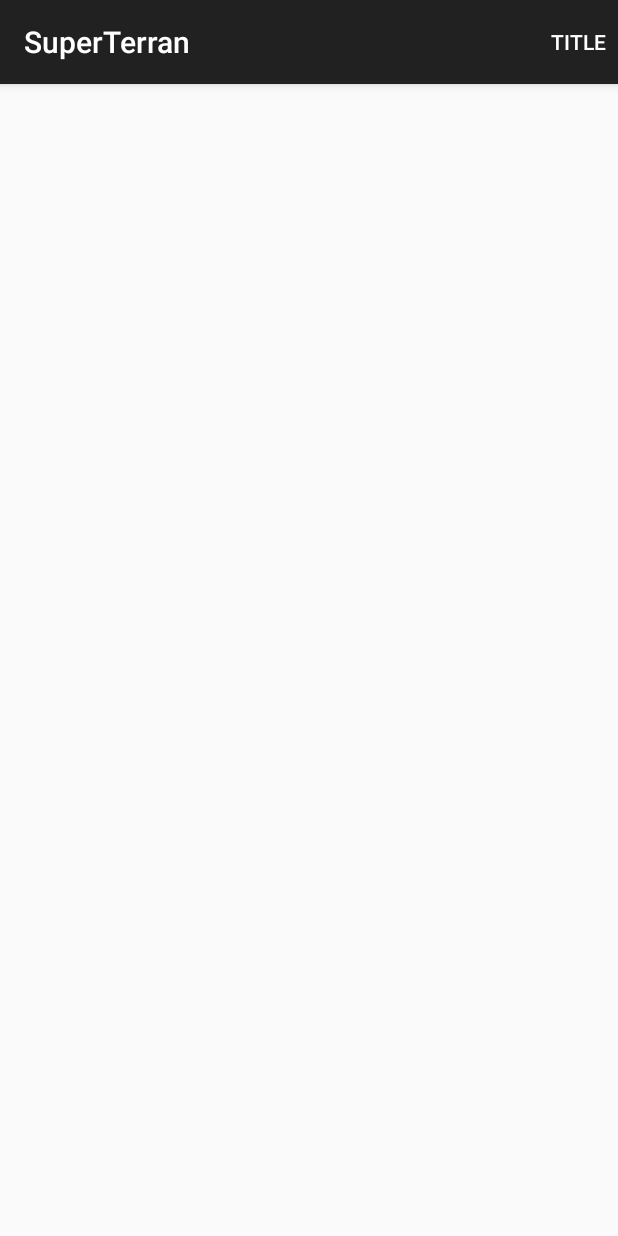
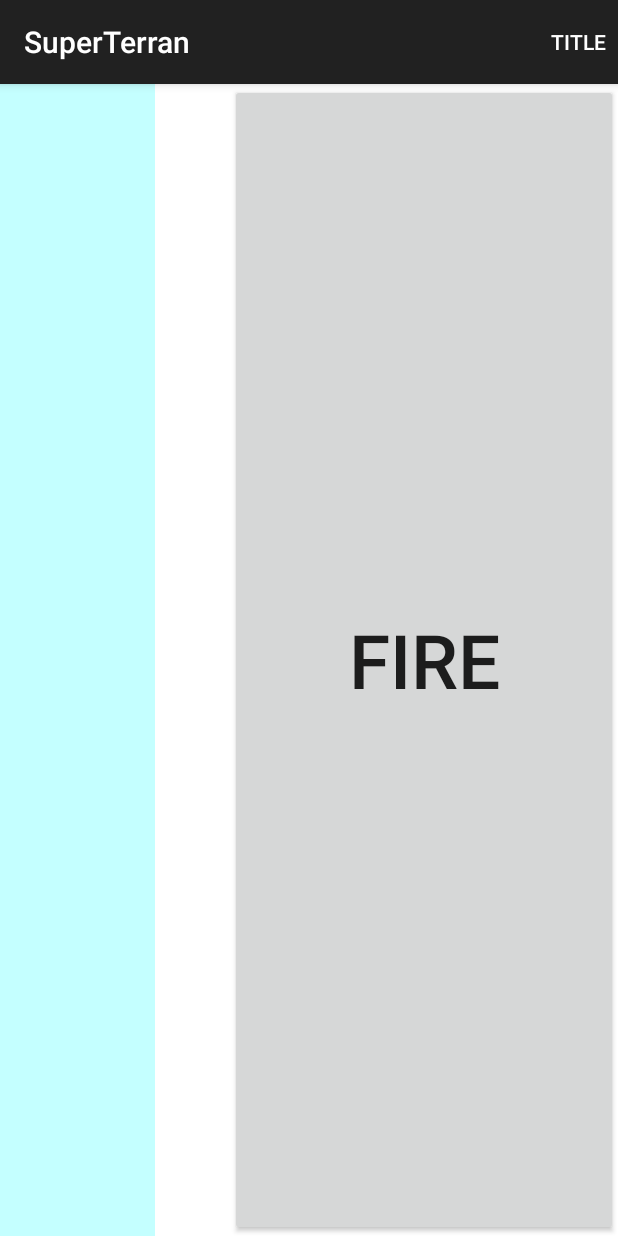
Before and after one commit to DaleKocian/Superterran-Sender, an Android app: the fragment SuperTerranFragment placed in its activity, on a phone screen of 412 x 824 dp. Run offline under Robolectric (Android 15) with nearby library versions, the phone set to English and light mode, and no system bars; libraries missing offline, so code that uses them is left out: android.support.v7; 6 statements that could not run were skipped.

Commit message:
added controls and can connect to server.

```diff
--- a/SuperTerran/app/src/main/AndroidManifest.xml
+++ b/SuperTerran/app/src/main/AndroidManifest.xml
@@ -14,6 +14,7 @@
 
         <activity
             android:name=".view.MainActivity"
+            android:configChanges="orientation|keyboardHidden"
             android:label="@string/app_name">
             <intent-filter>
                 <action android:name="android.intent.action.MAIN" />
--- a/SuperTerran/app/src/main/java/io/gamejam/poundcode/superterran/cast/CastConstants.java
+++ b/SuperTerran/app/src/main/java/io/gamejam/poundcode/superterran/cast/CastConstants.java
@@ -4,6 +4,6 @@ package io.gamejam.poundcode.superterran.cast;
  * Created by chris_pound on 8/8/15.
  */
 public class CastConstants {
-    public static final String CAST_APP_ID = "3C296499";
+    public static final String CAST_APP_ID = "REPLACE WITH APP ID";
     public static final String CAST_CHANNEL_NAMESPACE = "urn:x-cast:io.poundcode.gamejam.superterran";
 }
--- a/SuperTerran/app/src/main/java/io/gamejam/poundcode/superterran/cast/CastConnectionFragment.java
+++ b/SuperTerran/app/src/main/java/io/gamejam/poundcode/superterran/view/CastConnectionFragment.java
@@ -11,7 +11,7 @@
 // WITHOUT WARRANTIES OR CONDITIONS OF ANY KIND, either express or implied.
 // See the License for the specific language governing permissions and
 // limitations under the License.
-package io.gamejam.poundcode.superterran.cast;
+package io.gamejam.poundcode.superterran.view;
 
 import android.app.Fragment;
 import android.os.Bundle;
--- a/SuperTerran/app/src/main/java/io/gamejam/poundcode/superterran/view/MainActivity.java
+++ b/SuperTerran/app/src/main/java/io/gamejam/poundcode/superterran/view/MainActivity.java
@@ -6,13 +6,12 @@ import android.os.Bundle;
 import android.support.v4.view.MenuItemCompat;
 import android.support.v7.app.AppCompatActivity;
 import android.support.v7.app.MediaRouteActionProvider;
+import android.util.Log;
 import android.view.Menu;
 import android.view.MenuItem;
 
-import com.google.android.gms.cast.Cast;
 import com.google.android.gms.cast.games.GameManagerClient;
 import com.google.android.gms.cast.games.GameManagerState;
-import com.google.android.gms.common.api.GoogleApiClient;
 import com.google.android.gms.common.api.PendingResult;
 import com.google.android.gms.common.api.ResultCallback;
 
@@ -21,7 +20,6 @@ import java.util.Observer;
 
 import io.gamejam.poundcode.superterran.R;
 import io.gamejam.poundcode.superterran.SuperTerranApplication;
-import io.gamejam.poundcode.superterran.cast.CastConnectionFragment;
 import io.gamejam.poundcode.superterran.cast.CastConnectionManager;
 
 /**
@@ -45,11 +43,23 @@ public class MainActivity extends AppCompatActivity implements Observer {
     }
 
     @Override
+    protected void onResume() {
+        super.onResume();
+        CastConnectionManager manager =
+                SuperTerranApplication.getInstance().getCastConnectionManager();
+        manager.startScan();
+        manager.addObserver(this);
+        SuperTerranApplication.getInstance().getSendMessageHandler().resumeSendingMessages();
+        updateFragments();
+    }
+
+    @Override
     protected void onCreate(Bundle savedInstanceState) {
         super.onCreate(savedInstanceState);
         setContentView(R.layout.activity_main);
         mCastConnectionFragment = new CastConnectionFragment();
         mSuperTerranFragment = new SuperTerranFragment();
+        updateFragments();
     }
 
     @Override
@@ -79,7 +89,7 @@ public class MainActivity extends AppCompatActivity implements Observer {
                     if (!gameManagerResult.getStatus().isSuccess()) {
                         SuperTerranApplication.getInstance().getCastConnectionManager().
                                 disconnectFromReceiver(false);
-//                        showErrorDialog(gameManagerResult.getStatus().getStatusMessage());
+                        Log.e(TAG, gameManagerResult.getStatus().getStatusMessage());
                     }
                     updateFragments();
                 }
@@ -89,6 +99,7 @@ public class MainActivity extends AppCompatActivity implements Observer {
     }
 
     private void updateFragments() {
+        Log.d(TAG, "Updating fragments");
         if (isChangingConfigurations() || isFinishing() || isDestroyed()) {
             return;
         }
--- a/SuperTerran/app/src/main/java/io/gamejam/poundcode/superterran/view/SuperTerranFragment.java
+++ b/SuperTerran/app/src/main/java/io/gamejam/poundcode/superterran/view/SuperTerranFragment.java
@@ -1,9 +1,72 @@
 package io.gamejam.poundcode.superterran.view;
 
 import android.app.Fragment;
+import android.os.Bundle;
+import android.support.annotation.Nullable;
+import android.util.Log;
+import android.view.LayoutInflater;
+import android.view.View;
+import android.view.ViewGroup;
+import android.widget.Button;
+
+import org.json.JSONException;
+import org.json.JSONObject;
+
+import io.gamejam.poundcode.superterran.R;
+import io.gamejam.poundcode.superterran.SuperTerranApplication;
 
 /**
  * Created by chris_pound on 8/8/15.
  */
 public class SuperTerranFragment extends Fragment {
+
+    public static final int MESSAGE_TYPE_STARCAST_FIRE = 1;
+    public static final int MESSAGE_TYPE_STARCAST_MOVE = 2;
+    private static final String MESSAGE_FIELD_STARCAST_FIRE = "fire";
+    private static final String MESSAGE_FIELD_STARCAST_MOVE = "move";
+    private static final String TAG = SuperTerranFragment.class.getSimpleName();
+
+    private TouchControllerView mTouchControllerView;
+    private Button mFireButton;
+
+    @Override
+    public View onCreateView(LayoutInflater inflater, ViewGroup container,
+                             Bundle savedInstanceState) {
+        // Inflate the layout for this fragment
+        View view = inflater.inflate(R.layout.fragment_superterran, container, false);
+
+        mTouchControllerView = (TouchControllerView) view.findViewById(R.id.touch_controller);
+
+        mFireButton = (Button) view.findViewById(R.id.button_fire);
+        mFireButton.setOnClickListener(new View.OnClickListener() {
+
+            @Override
+            public void onClick(View view) {
+                SuperTerranApplication.getInstance().getSendMessageHandler().enqueueMessage(
+                        MESSAGE_TYPE_STARCAST_FIRE, createFireMessage());
+            }
+
+        });
+        return view;
+    }
+
+    public static JSONObject createFireMessage() {
+        JSONObject fireMessage = new JSONObject();
+        try {
+            fireMessage.put(MESSAGE_FIELD_STARCAST_FIRE, true);
+        } catch (JSONException e) {
+            Log.e(TAG, "Error creating JSON fire message", e);
+        }
+        return fireMessage;
+    }
+
+    public static JSONObject createMoveMessage(float move) {
+        JSONObject moveMessage = new JSONObject();
+        try {
+            moveMessage.put(MESSAGE_FIELD_STARCAST_MOVE, move);
+        } catch (JSONException e) {
+            Log.e(TAG, "Error creating JSON move message", e);
+        }
+        return moveMessage;
+    }
 }
--- /dev/null
+++ b/SuperTerran/app/src/main/res/layout/fragment_superterran.xml
@@ -0,0 +1,34 @@
+<?xml version="1.0" encoding="utf-8"?>
+<LinearLayout xmlns:android="http://schemas.android.com/apk/res/android"
+    xmlns:tools="http://schemas.android.com/tools"
+    android:layout_width="match_parent"
+    android:layout_height="match_parent"
+    android:background="@android:color/white"
+    android:orientation="horizontal"
+    tools:context=".GameActivity" >
+
+    <io.gamejam.poundcode.superterran.view.TouchControllerView
+        android:id="@+id/touch_controller"
+        android:layout_width="0dp"
+        android:layout_height="match_parent"
+        android:background="#c4ffff"
+        android:layout_marginRight="50dp"
+        android:layout_weight="0.2" />
+
+    <LinearLayout
+        android:layout_width="0dp"
+        android:layout_height="match_parent"
+        android:layout_weight="0.5"
+        android:gravity="center"
+        android:orientation="vertical" >
+
+        <Button
+            android:id="@+id/button_fire"
+            android:layout_width="match_parent"
+            android:layout_height="match_parent"
+            android:textSize="50sp"
+            android:adjustViewBounds="true"
+            android:text="@string/button_fire" />
+    </LinearLayout>
+
+</LinearLayout>
--- a/SuperTerran/app/src/main/res/values/strings.xml
+++ b/SuperTerran/app/src/main/res/values/strings.xml
@@ -2,4 +2,5 @@
     <string name="app_name">SuperTerran</string>
     <string name="media_route_menu_title">Title</string>
     <string name="connect_label">Connecting...</string>
+    <string name="button_fire">Fire</string>
 </resources>
```
Also changed, not shown: SuperTerran/app/src/main/java/io/gamejam/poundcode/superterran/cast/DeviceSelectedCallback.java (deleted, +0 -8 lines), SuperTerran/app/src/main/java/io/gamejam/poundcode/superterran/cast/SuperTerranMediaRouterCallback.java (deleted, +0 -31 lines), SuperTerran/app/src/main/java/io/gamejam/poundcode/superterran/view/TouchControllerView.java (added, +51 -0 lines), SuperTerran/app/src/main/res/mipmap-hdpi/ic_launcher.png, SuperTerran/app/src/main/res/mipmap-mdpi/ic_launcher.png, SuperTerran/app/src/main/res/mipmap-xhdpi/ic_launcher.png, SuperTerran/app/src/main/res/mipmap-xxhdpi/ic_launcher.png.
